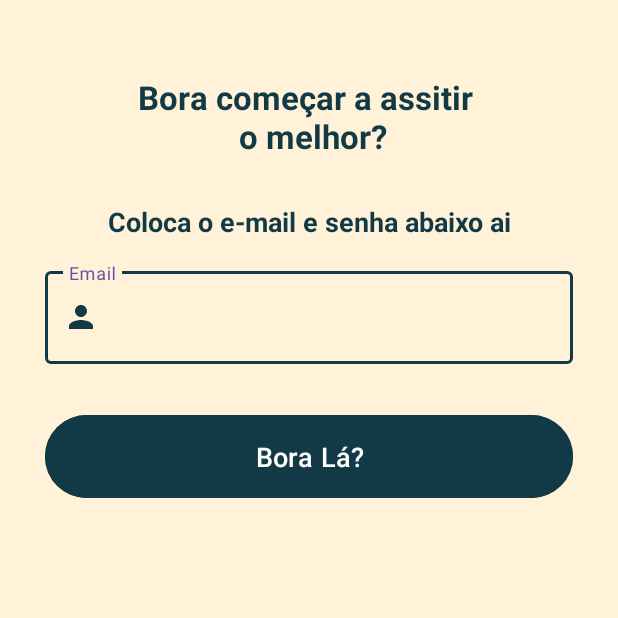
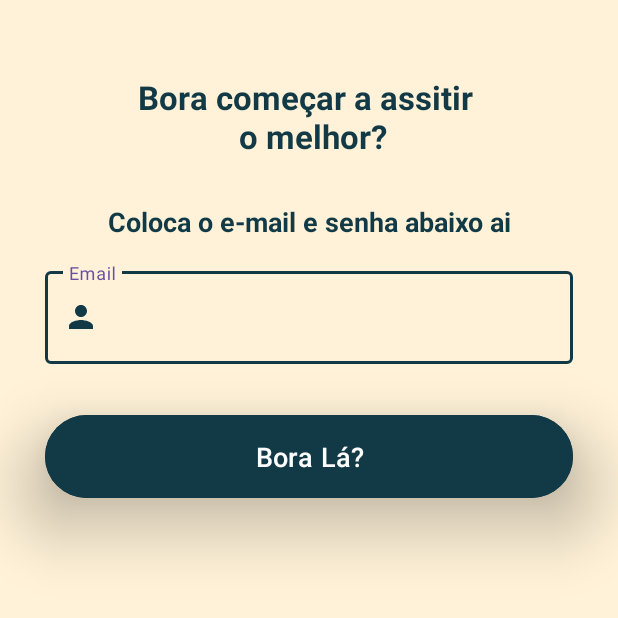
Before and after one commit to CroyzCamel/Aplicativo-de-filmes, an Android app: the screen it shows after launch (CadastroActivity), after a tap on "Clique Aqui", on a phone screen of 412 x 824 dp, the top half of it. Run offline under Robolectric (Android 15) with nearby library versions, the phone set to English and light mode, and no system bars; our stand-ins replace Firebase (no records; nobody signed in at launch, a user with empty details on screens opened directly); Roboto replaces fonts that are not available here; 2 other taps on this screen came first.

Commit message:
alteração do designer
Alterações básicas no designer.

```diff
--- a/app/src/main/java/com/agenda/aplicativodefilmes/MainActivity.kt
+++ b/app/src/main/java/com/agenda/aplicativodefilmes/MainActivity.kt
@@ -17,6 +17,7 @@ class MainActivity : AppCompatActivity() {
         binding = ActivityMainBinding.inflate(layoutInflater)
         setContentView(binding.root)
 
+        window.statusBarColor = resources.getColor(R.color.bege_100)
 
         //SplashScreen
         Handler(Looper.getMainLooper()).postDelayed({
--- a/app/src/main/java/com/agenda/aplicativodefilmes/view/HomeAcitivity.kt
+++ b/app/src/main/java/com/agenda/aplicativodefilmes/view/HomeAcitivity.kt
@@ -34,6 +34,8 @@ class HomeAcitivity : AppCompatActivity() {
         binding = ActivityHomeAcitivityBinding.inflate(layoutInflater)
         setContentView(binding.root)
 
+        window.statusBarColor = resources.getColor(R.color.navy)
+
         //RecyclerViewCategoria
         val recyclerViewCaterogia = binding.recyclerViewCategoria
         recyclerViewCaterogia.layoutManager = LinearLayoutManager(this@HomeAcitivity)
@@ -61,7 +63,7 @@ class HomeAcitivity : AppCompatActivity() {
             override fun onResponse(call: Call<Categorias>, response: Response<Categorias>) {
                if (response.code() == 200) {
                    response.body()?.let {
-                        adapterCategoria.listaCategoria.addAll(it.categorias)
+                       adapterCategoria.listaCategoria.addAll(it.categorias)
                        adapterCategoria.notifyDataSetChanged()
                        //ProgressBar
                        binding.containerProrgessbar.visibility = View.GONE
--- a/app/src/main/java/com/agenda/aplicativodefilmes/view/LoginActivity.kt
+++ b/app/src/main/java/com/agenda/aplicativodefilmes/view/LoginActivity.kt
@@ -6,6 +6,7 @@ import androidx.appcompat.app.AppCompatActivity
 import android.os.Bundle
 import android.util.Patterns
 import android.widget.Toast
+import com.agenda.aplicativodefilmes.R
 import com.agenda.aplicativodefilmes.databinding.ActivityLoginBinding
 import com.google.firebase.FirebaseNetworkException
 import com.google.firebase.auth.FirebaseAuth
@@ -27,6 +28,7 @@ class LoginActivity : AppCompatActivity() {
         binding = ActivityLoginBinding.inflate(layoutInflater)
         setContentView(binding.root)
 
+        window.statusBarColor = resources.getColor(R.color.bege_100)
         //Dar um start inicial diretamente no editEmail
         binding.editEmail.requestFocus()
         //inciando Firebase Auth
--- a/app/src/main/res/layout/activity_cadastro.xml
+++ b/app/src/main/res/layout/activity_cadastro.xml
@@ -54,7 +54,9 @@
            android:layout_marginStart="125dp"
            android:text="@string/click_entrar_cadastro"
            android:textSize="18sp"
-           android:textStyle="bold" />
+           android:textStyle="bold"
+           android:stateListAnimator="@null"
+           android:elevation="20dp"/>
 
 
     </LinearLayout>
@@ -91,6 +93,8 @@
         android:layout_width="match_parent"
         android:layout_height="wrap_content"
         android:layout_marginHorizontal="30dp"
+        android:stateListAnimator="@null"
+        android:elevation="20dp"
         app:helperTextEnabled="true"
         app:helperTextTextColor="@color/red_900"
         app:boxStrokeColor="@color/navy"
@@ -150,6 +154,8 @@
         android:padding="15dp"
         android:backgroundTint="@color/navy"
         android:layout_margin="30dp"
+        android:stateListAnimator="@null"
+        android:elevation="30dp"
         tools:ignore="VisualLintButtonSize" />
 
     <Button
@@ -162,7 +168,9 @@
         android:textColor="@color/white"
         android:padding="15dp"
         android:backgroundTint="@color/navy"
-        android:layout_margin="30dp" />
+        android:layout_margin="30dp"
+        android:stateListAnimator="@null"
+        android:elevation="20dp" />
 
 </LinearLayout>
 </ScrollView>
--- a/app/src/main/res/layout/activity_main.xml
+++ b/app/src/main/res/layout/activity_main.xml
@@ -11,7 +11,8 @@
     <TextView
         android:layout_width="wrap_content"
         android:layout_height="wrap_content"
-        android:fontFamily="@font/bebas_neue"
+        android:fontFamily="@font/permanent_marker"
+        android:includeFontPadding="false"
         android:text="@string/name_logo"
         android:textColor="@color/navy"
         android:textSize="50sp"
--- a/app/src/main/res/values/preloaded_fonts.xml
+++ b/app/src/main/res/values/preloaded_fonts.xml
@@ -7,5 +7,6 @@
         <item>@font/amaranth_bold</item>
         <item>@font/amatic_sc_bold</item>
         <item>@font/bebas_neue</item>
+        <item>@font/permanent_marker</item>
     </array>
 </resources>
--- a/app/src/main/res/values/strings.xml
+++ b/app/src/main/res/values/strings.xml
@@ -1,6 +1,6 @@
 <resources>
     <string name="app_name">Aplicativo de Filmes</string>
-    <string name="name_logo">META FILMES</string>
+    <string name="name_logo">MOVIES</string>
     <string name="drescricao_mega_filme">MEGA FILMES</string>
     <string name="email_padrao">Email</string>
     <string name="senha_padrao">Senha</string>
```
Also changed, not shown: app/src/main/res/drawable/item_style.xml (added, +11 -0 lines), app/src/main/res/drawable/menu_style.xml (added, +9 -0 lines), app/src/main/res/drawable/text_style.xml (added, +12 -0 lines), app/src/main/res/font/permanent_marker.xml (added, +7 -0 lines), app/src/main/res/layout/activity_home_acitivity.xml (+31 -14 lines), app/src/main/res/layout/activity_login.xml (+12 -9 lines), app/src/main/res/layout/filmes.xml (+5 -2 lines).
